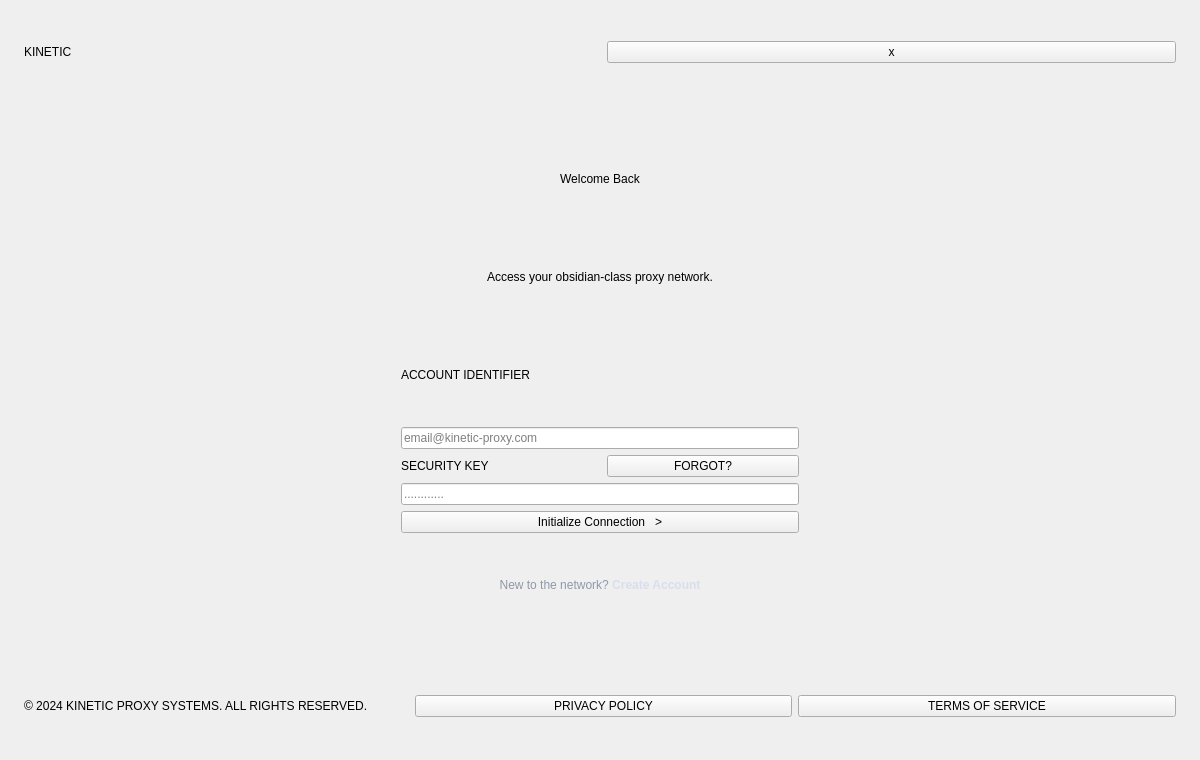
This is login.ui in llk657843/V2ray as Qt 5 draws it before an edit. The edited form follows.
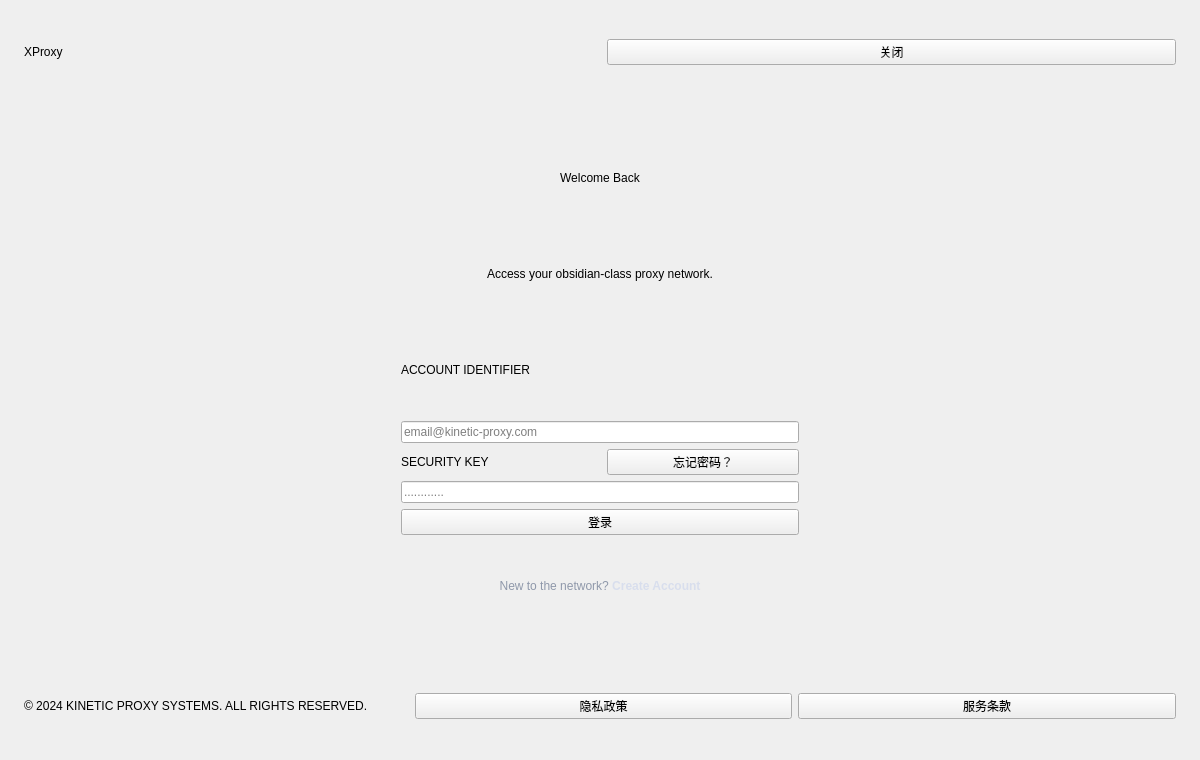
This is the edited form.

Diff of the .ui file:
```diff
--- a/login.ui
+++ b/login.ui
@@ -31,7 +31,7 @@
      <item>
       <widget class="QLabel" name="logoLabel">
        <property name="text">
-        <string>KINETIC</string>
+        <string>XProxy</string>
        </property>
       </widget>
      </item>
@@ -45,7 +45,7 @@
      <item>
       <widget class="QPushButton" name="closeButton">
        <property name="text">
-        <string>x</string>
+        <string>关闭</string>
        </property>
       </widget>
      </item>
@@ -138,7 +138,7 @@
         <item>
          <widget class="QPushButton" name="forgotButton">
           <property name="text">
-           <string>FORGOT?</string>
+           <string>忘记密码？</string>
           </property>
          </widget>
         </item>
@@ -157,7 +157,7 @@
       <item>
        <widget class="QPushButton" name="submitButton">
         <property name="text">
-         <string>Initialize Connection   &gt;</string>
+         <string>登录</string>
         </property>
        </widget>
       </item>
@@ -200,14 +200,14 @@
      <item>
       <widget class="QPushButton" name="privacyButton">
        <property name="text">
-        <string>PRIVACY POLICY</string>
+        <string>隐私政策</string>
        </property>
       </widget>
      </item>
      <item>
       <widget class="QPushButton" name="termsButton">
        <property name="text">
-        <string>TERMS OF SERVICE</string>
+        <string>服务条款</string>
        </property>
       </widget>
      </item>
```
Left out of the diff: 2 changed lines with no effect on the pictures.
